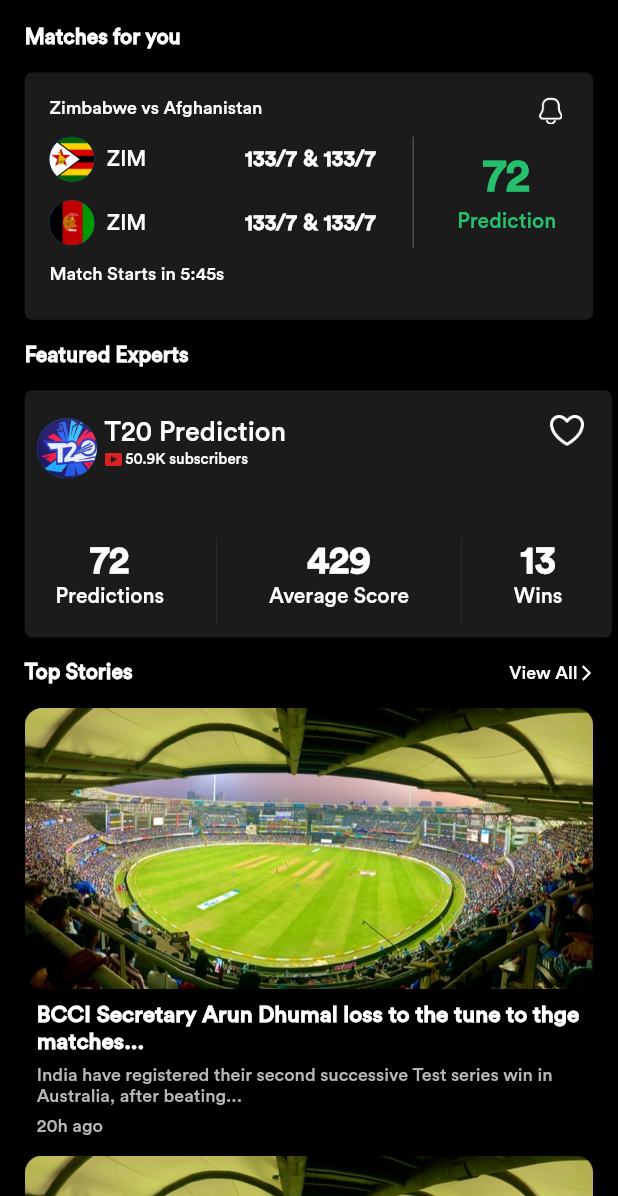
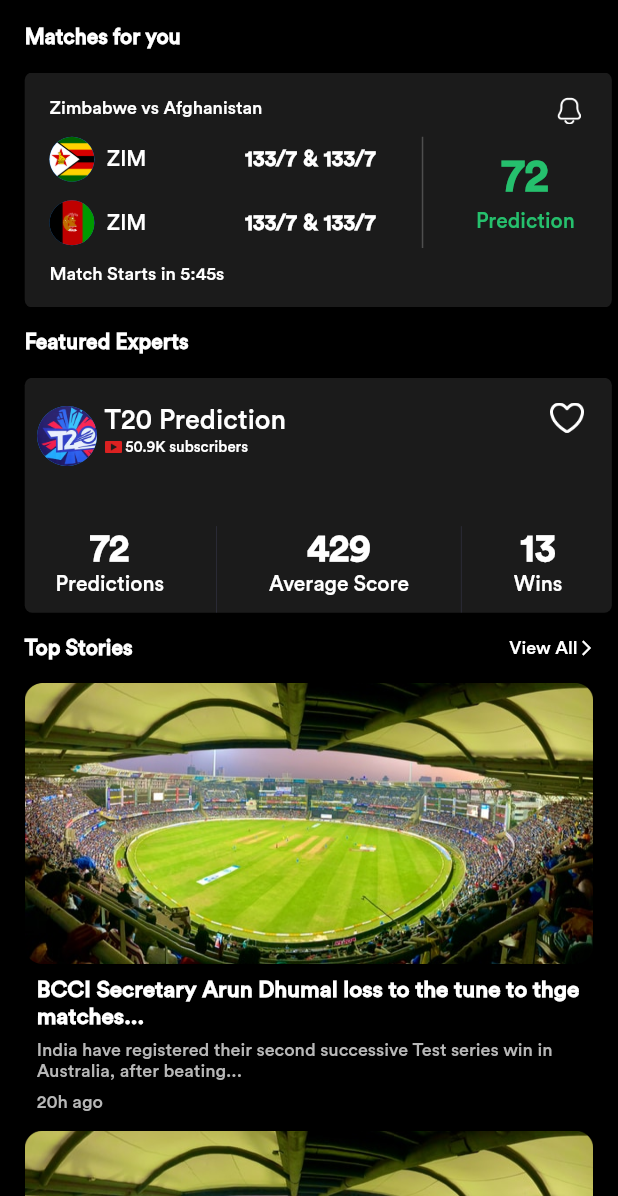
Before and after one commit to Jainish22/FanTips, a Flutter app: the screen it shows after launch, on a phone screen of 412 x 824 dp, the part 40-1236 px from its top. Run offline on Flutter 3.47's test engine with Material 2 defaults, Android fonts, the phone set to English and light mode, and no system bars; our stand-ins replace get, sizer.

```diff
--- a/lib/Screens/Home/Home.dart
+++ b/lib/Screens/Home/Home.dart
@@ -14,18 +14,43 @@ class Home extends StatelessWidget {
     return Scaffold(
       appBar: MyAppbar(AppString.fanTips, AppString.logIn),
       body: SafeArea(
-        child: SingleChildScrollView(
-          child: Column(
+        child: ListView(
+           children: [
+             Column(
                crossAxisAlignment: CrossAxisAlignment.start,
                children: [
                  AppSizebox.h15,
                  const MyTitle(text: AppString.matchesForyou),
                  AppSizebox.h15,
-              const MyContainer1(),
+                 SizedBox(
+                   height: 19.h,
+                   child: Expanded(
+                     child: ListView.builder(
+                       itemCount: 5,
+                       shrinkWrap: true,
+                       scrollDirection: Axis.horizontal,
+                       itemBuilder: (context, index) {
+                         return const MyContainer1();
+                       },
+                     ),
+                   ),
+                 ),
                  AppSizebox.h15,
                  const MyTitle(text: AppString.featuredExperts),
                  AppSizebox.h15,
-              const MyContainer2(),
+                 SizedBox(
+                   height: 19.h,
+                   child: Expanded(
+                     child: ListView.builder(
+                       itemCount: 5,
+                       shrinkWrap: true,
+                       scrollDirection: Axis.horizontal,
+                       itemBuilder: (context, index) {
+                       return const MyContainer2();
+                       }
+                     ),
+                   ),
+                 ),
                  AppSizebox.h15,
                  Row(
                    children: [
@@ -38,17 +63,20 @@ class Home extends StatelessWidget {
                  ),
                  AppSizebox.h15,
                  SizedBox(
-                height: 200.h,
+                   child: Expanded(
                      child: ListView.builder(
-                    itemCount: 5,
+                       itemCount: 6,
+                       shrinkWrap: true,
                        physics: const NeverScrollableScrollPhysics(),
                        itemBuilder: (context, index){
                          return  const MyContainer3();
                        }
                      ),
                    ),
+                 ),
                ],
              ),
+           ],
         ),
       ),
     );
--- a/lib/Widgets/MyContainer.dart
+++ b/lib/Widgets/MyContainer.dart
@@ -12,10 +12,12 @@ class MyContainer1 extends StatelessWidget {
 
   @override
   Widget build(BuildContext context) {
-    return Center(
+    return Padding(
+      padding: EdgeInsets.only(left: 4.w),
       child: Container(
+        margin: EdgeInsets.only(right: 10),
         height: 20.h,
-        width: 92.w,
+        width: 95.w,
         decoration: BoxDecoration(
             color: AppColor.light, borderRadius: BorderRadius.circular(5)),
         child: Padding(
```
Lines whose indentation alone changed are shown as unchanged.
